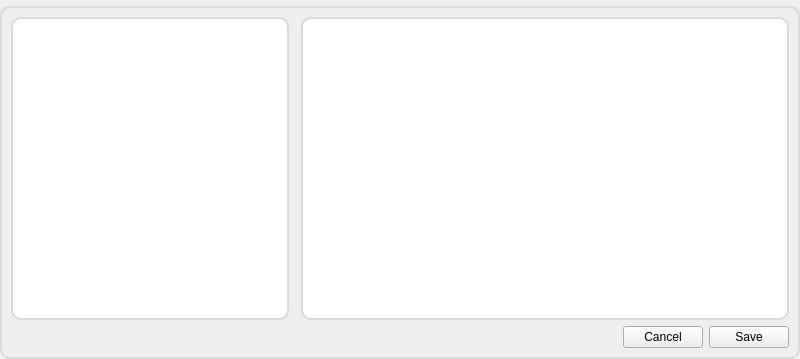
This is view/settingsview.ui in Joensw/RCAIT as Qt 5 draws it before an edit. The edited form follows.
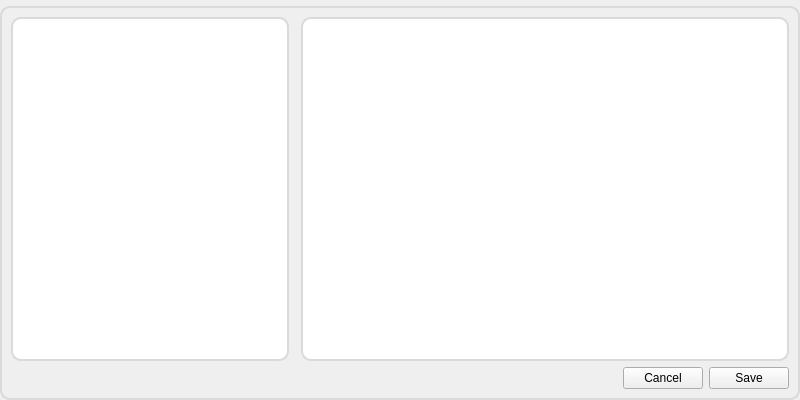
This is the edited form. Icons and pictures are not drawn.

Commit message: Adapt widgets spacing to new contents

```diff
--- a/view/settingsview.ui
+++ b/view/settingsview.ui
@@ -7,7 +7,7 @@
     <x>0</x>
     <y>0</y>
     <width>800</width>
-    <height>359</height>
+    <height>400</height>
    </rect>
   </property>
   <property name="sizePolicy">
@@ -19,7 +19,7 @@
   <property name="minimumSize">
    <size>
     <width>800</width>
-    <height>320</height>
+    <height>400</height>
    </size>
   </property>
   <property name="windowTitle">
```
The commit also changes 1 other file.
